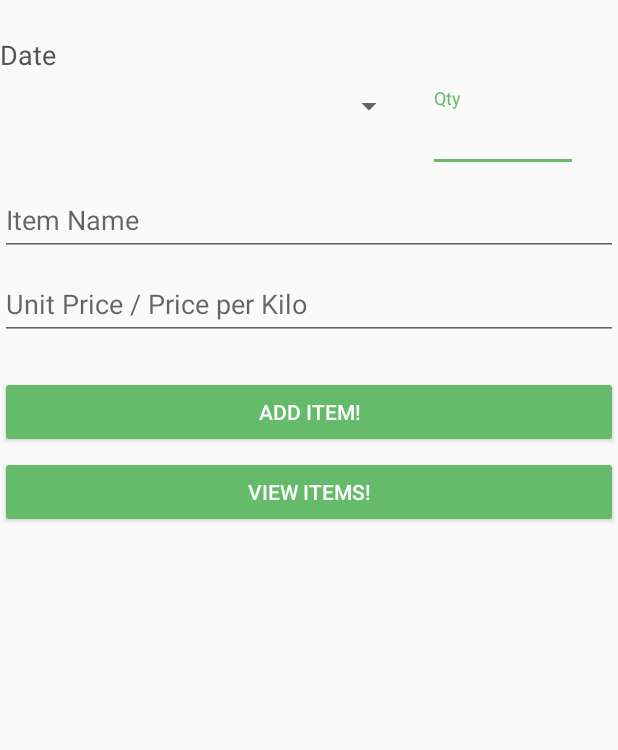
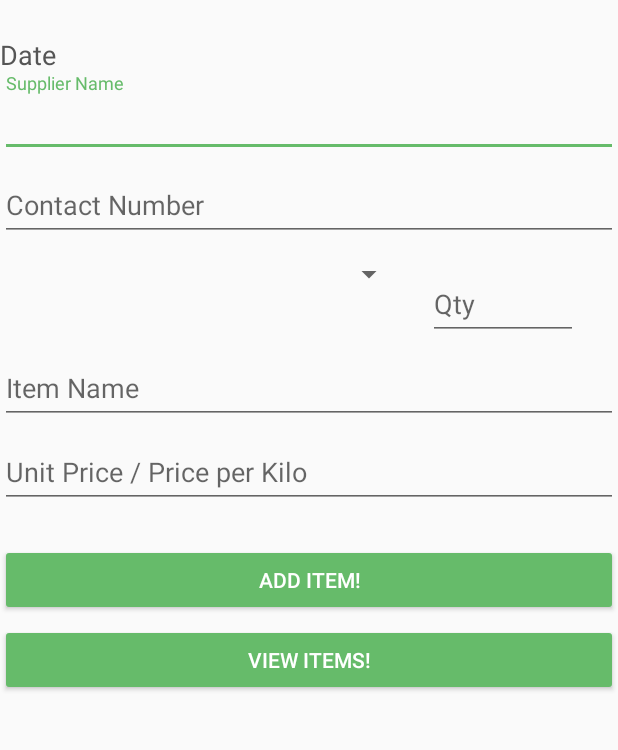
Before and after one commit to mariisy/AllSeasons_, an Android app: the SettingsAddToWarehouse screen opened directly, with no data from a screen before it, on a phone screen of 412 x 824 dp, the part 84-834 px from its top. Run offline under Robolectric (Android 15) with nearby library versions, the phone set to English and light mode, and no system bars; libraries missing offline, so code that uses them is left out: com.weiwangcn.betterspinner; plain views replace MaterialBetterSpinner; 2 statements that could not run were skipped.

Commit message:
git comit dom

```diff
--- a/app/src/main/java/com/example/maricalara/allseasons/Activity/SettingsAddToWarehouse.java
+++ b/app/src/main/java/com/example/maricalara/allseasons/Activity/SettingsAddToWarehouse.java
@@ -42,7 +42,7 @@ public class SettingsAddToWarehouse extends AppCompatActivity {
 
     private Toolbar toolbar;
 
-    private EditText txtItemName, txtUprice, txtQty;
+    private EditText txtItemName, txtUprice, txtQty, txtSupplierName, txtSupplierContact;
     private TextInputLayout inputLayoutItemname, inputLayoutUnitPrice, inputLayoutQty;
     private Button btnAddItem, btnView;
     private MaterialBetterSpinner spinnerType1;
@@ -85,7 +85,8 @@ public class SettingsAddToWarehouse extends AppCompatActivity {
         txtQty = (EditText) findViewById(R.id.txtQty);
         spinnerType1 = (MaterialBetterSpinner) findViewById(R.id.spinnerType);
         btnView = (Button) findViewById(R.id.btnView);
-
+        txtSupplierName = (EditText)findViewById(R.id.txtSupplierName);
+        txtSupplierContact = (EditText)findViewById(R.id.txtSupplierContact);
         //inflate toolbar
         toolbar = (Toolbar) findViewById(R.id.toolbar);
         setSupportActionBar(toolbar);
@@ -116,9 +117,11 @@ public class SettingsAddToWarehouse extends AppCompatActivity {
                 Cursor result = tDAO.getAllData(dbHelper);
                 StringBuffer buffer = new StringBuffer();
                 while (result.moveToNext()) {
-                    buffer.append("Type: " + result.getString(0) + "\n");
-                    buffer.append("Name: " + result.getString(1) + "\n");
-                    buffer.append("Price: " + result.getString(2) + "\n \n");
+                    buffer.append("Supplier Name: " + result.getString(0) + "\n");
+                    buffer.append("Supplier Contact: " + result.getString(1) + "\n \n");
+                    buffer.append("Type: " + result.getString(2) + "\n");
+                    buffer.append("Name: " + result.getString(3) + "\n");
+                    buffer.append("Price: " + result.getString(4) + "\n \n");
                 }
                 android.app.AlertDialog.Builder builder = new android.app.AlertDialog.Builder(SettingsAddToWarehouse.this);
                 builder.setMessage(buffer.toString());
--- a/app/src/main/java/com/example/maricalara/allseasons/Model/DBHelper.java
+++ b/app/src/main/java/com/example/maricalara/allseasons/Model/DBHelper.java
@@ -33,6 +33,9 @@ public class DBHelper extends SQLiteOpenHelper {
     public String dbTableDL = "DIRECT_LABOR";
     public String dbTableIL = "INDIRECT_LABOR";
     public String dbTableSE = "SALARIES_EXPENSE";
+    public String dbTableSupplier ="SUPPLIER";
+
+
 
 
 
@@ -58,14 +61,12 @@ public class DBHelper extends SQLiteOpenHelper {
     public String dbColumnSalary = "SALARY";
     public String dbColumnTransactionID = "TRANSACTIONID";
     public String dbColumnDelivery = "DELIVERY";
+    public String dBColumnSupplierName = "SUPPLIER_NAME";
 
 
     //db Query
 
-    private String dbBuildQuery15 = "CREATE TABLE " + dbTableWarehouseEquip + " ( " +
-            dBColumnType + " TEXT, " +
-            dBColumnName + " TEXT, " +
-            dBColumnPrice + " REAL )";
+
 
     private String dbBuildQuery1 = "CREATE TABLE " + dbTableRawMaterials + " ( " +
             dBColumnDate + " TEXT, " +
@@ -169,6 +170,13 @@ public class DBHelper extends SQLiteOpenHelper {
             dBColumnDate + " TEXT, " +
             "FOREIGN KEY (dbColumnEmployeeID) REFERENCES " + dbTableEmployee + "(" + dbColumnEmployeeID + "));";
 
+    private String dbBuildQuery15 = "CREATE TABLE " + dbTableWarehouseEquip + " ( " +
+            dBColumnSupplierName + " TEXT, " +
+            dbColumnContactNum + " TEXT, " +
+            dBColumnType + " TEXT, " +
+            dBColumnName + " TEXT, " +
+            dBColumnPrice + " REAL )";
+
 
     private String dbDestroyQuery1 = "DROP TABLE IF EXISTS " + dbTableRawMaterials;
     private String dbDestroyQuery2 = "DROP TABLE IF EXISTS " + dbTableIndirectMaterials;
--- a/app/src/main/res/layout/activity_settings_add_to_warehous.xml
+++ b/app/src/main/res/layout/activity_settings_add_to_warehous.xml
@@ -27,6 +27,32 @@
                 android:text="Date"
                 android:textColor="#555555"
                 android:textAppearance="?android:attr/textAppearanceMedium" />
+
+            <android.support.design.widget.TextInputLayout
+                android:id="@+id/input_layout_supplierName"
+                android:layout_width="match_parent"
+                android:layout_height="wrap_content">
+
+                <EditText
+                    android:id="@+id/txtSupplierName"
+                    android:layout_width="match_parent"
+                    android:layout_height="wrap_content"
+                    android:hint="Supplier Name"
+                    android:inputType="textPersonName" />
+            </android.support.design.widget.TextInputLayout>
+
+            <android.support.design.widget.TextInputLayout
+                android:id="@+id/input_layout_supplier_contact"
+                android:layout_width="match_parent"
+                android:layout_height="wrap_content">
+
+                <EditText
+                    android:id="@+id/txtSupplierContact"
+                    android:layout_width="match_parent"
+                    android:layout_height="wrap_content"
+                    android:hint="Contact Number"
+                    android:inputType="number" />
+            </android.support.design.widget.TextInputLayout>
 
             <RelativeLayout
                 android:layout_width="match_parent"
--- a/build.gradle
+++ b/build.gradle
@@ -6,7 +6,7 @@ buildscript {
         google()
     }
     dependencies {
-        classpath 'com.android.tools.build:gradle:3.1.1'
+        classpath 'com.android.tools.build:gradle:3.1.2'
 
         // NOTE: Do not place your application dependencies here; they belong
         // in the individual module build.gradle files
```
Also changed, not shown: app/src/main/java/com/example/maricalara/allseasons/Model/WarehouseMaterial.java (+21 -1 lines).
